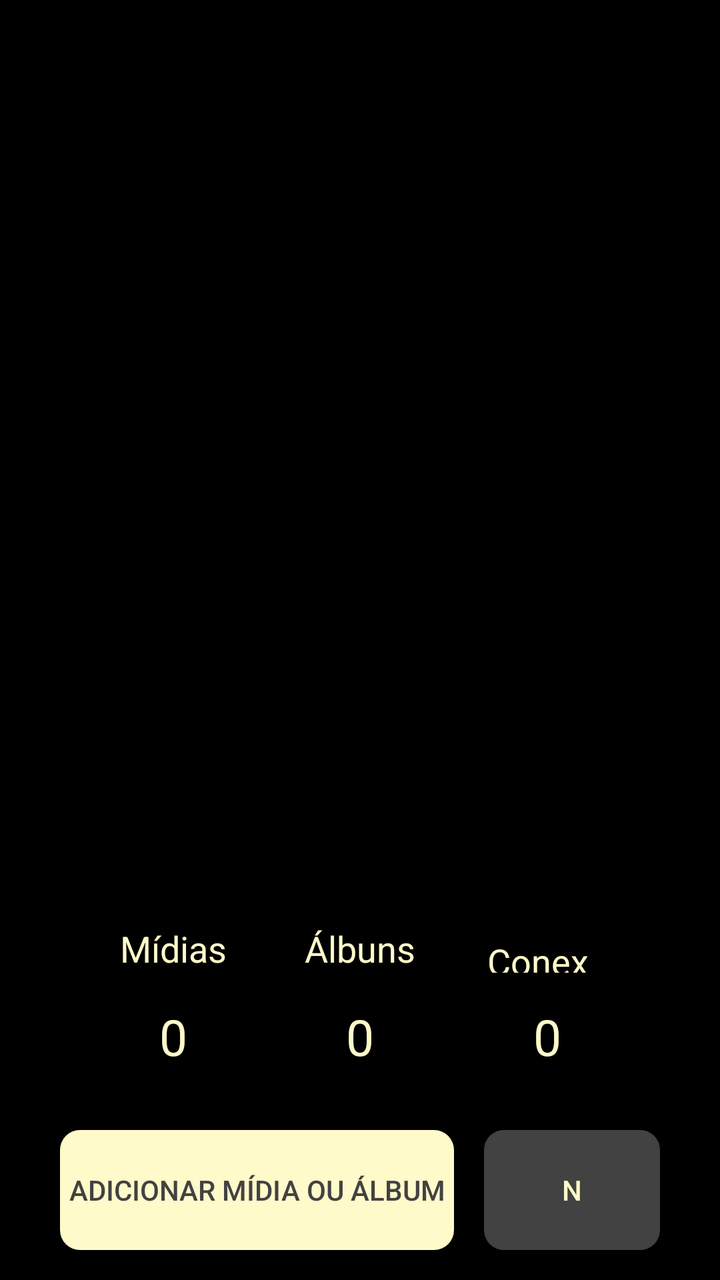
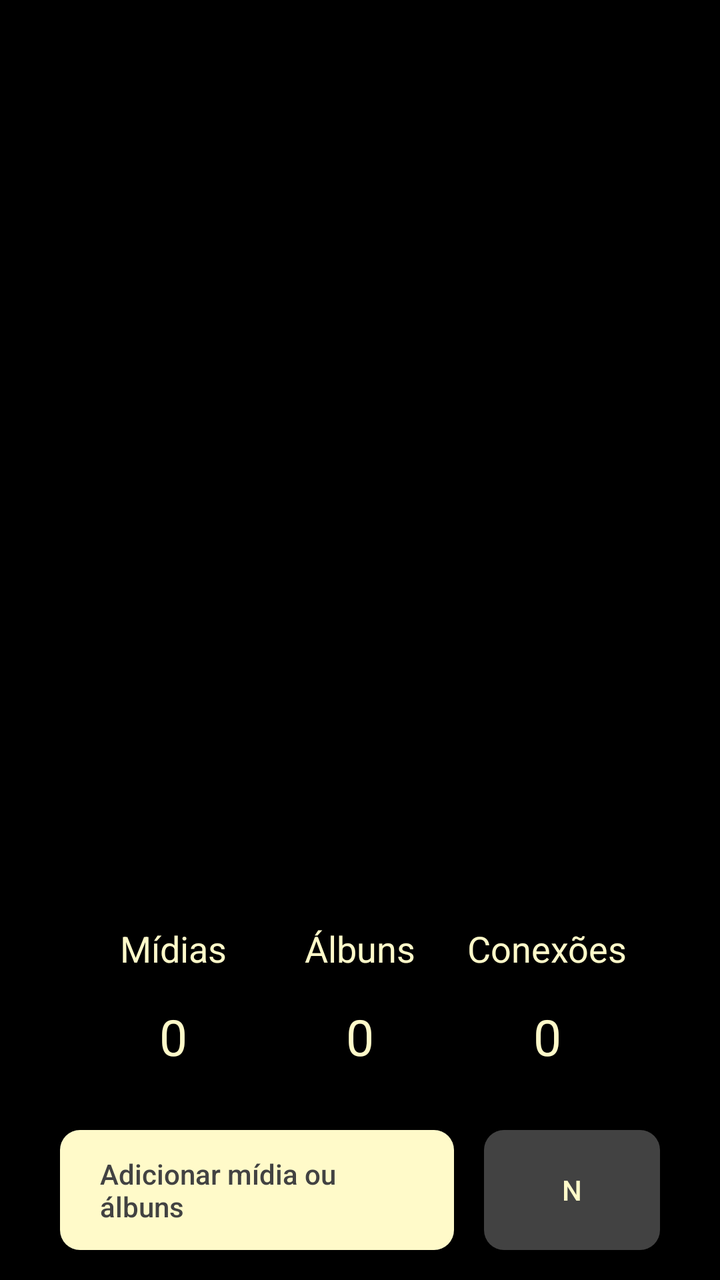

Screens rendered from an Android XML layout before and after an edit, with the pre-edit source and the edit as a unified diff.
<!-- AndroidManifest.xml: application theme Theme.Monaly -->
<!-- res/layout/fragment_feed.xml -->
<?xml version="1.0" encoding="utf-8"?>
<androidx.constraintlayout.widget.ConstraintLayout xmlns:android="http://schemas.android.com/apk/res/android"
    xmlns:app="http://schemas.android.com/apk/res-auto"
    xmlns:tools="http://schemas.android.com/tools"
    android:layout_width="match_parent"
    android:layout_height="match_parent"
    android:background="@color/black"
    tools:context=".ui.fragment.navegation.FeedFragment">

    <androidx.appcompat.widget.AppCompatButton
        android:id="@+id/buttonAdd"
        android:layout_width="0dp"
        android:layout_height="60dp"
        android:layout_marginStart="30dp"
        android:layout_marginEnd="15dp"
        android:layout_marginBottom="15dp"
        android:background="@drawable/drawable_background_button_bage_10_dp"
        android:text="Adicionar mídia ou álbum"
        android:textColor="@color/gray_dark"
        app:layout_constraintBottom_toBottomOf="parent"
        app:layout_constraintEnd_toStartOf="@+id/buttonNotification"
        app:layout_constraintStart_toStartOf="parent" />

    <androidx.appcompat.widget.AppCompatButton
        android:id="@+id/buttonNotification"
        android:layout_width="wrap_content"
        android:layout_height="60dp"
        android:layout_marginEnd="30dp"
        android:layout_marginBottom="15dp"
        android:background="@drawable/drawable_background_button_gray_dark_10_dp"
        android:text="N"
        android:textColor="@color/bage_neutral"
        app:layout_constraintBottom_toBottomOf="parent"
        app:layout_constraintEnd_toEndOf="parent" />

    <TextView
        android:id="@+id/textDefaultAlbun"
        android:layout_width="wrap_content"
        android:layout_height="wrap_content"
        android:layout_marginBottom="30dp"
        android:text="@string/feed__defaut_number"
        android:textColor="@color/bage_neutral"
        android:textSize="25dp"
        app:layout_constraintBottom_toTopOf="@+id/buttonAdd"
        app:layout_constraintEnd_toEndOf="parent"
        app:layout_constraintStart_toStartOf="parent" />

    <TextView
        android:id="@+id/textDefaultConection"
        android:layout_width="wrap_content"
        android:layout_height="wrap_content"
        android:layout_marginBottom="30dp"
        android:text="@string/feed__defaut_number"
        android:textColor="@color/bage_neutral"
        android:textSize="25dp"
        app:layout_constraintBottom_toTopOf="@+id/buttonNotification"
        app:layout_constraintEnd_toEndOf="parent"
        app:layout_constraintStart_toEndOf="@+id/textDefaultAlbun" />

    <TextView
        android:id="@+id/textDefaultMidia"
        android:layout_width="wrap_content"
        android:layout_height="wrap_content"
        android:layout_marginBottom="30dp"
        android:text="@string/feed__defaut_number"
        android:textColor="@color/bage_neutral"
        android:textSize="25dp"
        app:layout_constraintBottom_toTopOf="@+id/buttonAdd"
        app:layout_constraintEnd_toStartOf="@+id/textDefaultAlbun"
        app:layout_constraintStart_toStartOf="parent" />

    <TextView
        android:id="@+id/textTitleAlbun"
        android:layout_width="wrap_content"
        android:layout_height="wrap_content"
        android:layout_marginBottom="15dp"
        android:text="@string/feed_title_albuns"
        android:textColor="@color/bage_neutral"
        android:textSize="18dp"
        app:layout_constraintBottom_toTopOf="@+id/textDefaultAlbun"
        app:layout_constraintEnd_toEndOf="parent"
        app:layout_constraintStart_toStartOf="parent" />

    <TextView
        android:id="@+id/textTitleConection"
        android:layout_width="60dp"
        android:layout_height="18dp"
        android:layout_marginBottom="15dp"
        android:text="@string/feed_title_conections"
        android:textColor="@color/bage_neutral"
        android:textSize="18dp"
        app:layout_constraintBottom_toTopOf="@+id/textDefaultConection"
        app:layout_constraintEnd_toEndOf="@+id/textDefaultConection"
        app:layout_constraintStart_toStartOf="@+id/textDefaultConection" />

    <TextView
        android:id="@+id/textTitleMidia"
        android:layout_width="wrap_content"
        android:layout_height="wrap_content"
        android:layout_marginBottom="15dp"
        android:text="@string/feed_title_midia"
        android:textColor="@color/bage_neutral"
        android:textSize="18dp"
        app:layout_constraintBottom_toTopOf="@+id/textDefaultMidia"
        app:layout_constraintEnd_toEndOf="@+id/textDefaultMidia"
        app:layout_constraintStart_toStartOf="@+id/textDefaultMidia" />

</androidx.constraintlayout.widget.ConstraintLayout>
<!-- resources referenced by this layout -->
<resources>
  <color name="bage_neutral">#FFFAC9</color>
  <color name="black">#000000</color>
  <color name="gray_dark">#424242</color>
  <!-- drawable drawable_background_button_bage_10_dp (drawable) -->
  <?xml version="1.0" encoding="utf-8"?>
  <shape xmlns:android="http://schemas.android.com/apk/res/android">
  
      <solid android:color="@color/bage_neutral"/>
      <corners android:radius="10dp"/>
  
  </shape>
  <!-- drawable drawable_background_button_gray_dark_10_dp (drawable) -->
  <?xml version="1.0" encoding="utf-8"?>
  <shape xmlns:android="http://schemas.android.com/apk/res/android">
  
      <corners android:radius="10dp"/>
      <solid android:color="@color/gray_dark"/>
  
  </shape>
  <string name="feed__defaut_number">0</string>
  <string name="feed_title_albuns">Álbuns</string>
  <string name="feed_title_conections">Conexões</string>
  <string name="feed_title_midia">Mídias</string>
  <style name="Theme.Monaly" parent="Base.Theme.Monaly" />
  <style name="Base.Theme.Monaly" parent="Theme.Material3.DayNight.NoActionBar">
  
  
          
          
  
  
          
          <item name="android:navigationBarColor">@color/black</item>
  
  
      </style>
</resources>

<!-- the commit's change to res/layout/fragment_feed.xml (unified diff, before → after) -->
@@ -15,8 +15,12 @@
         android:layout_marginEnd="15dp"
         android:layout_marginBottom="15dp"
         android:background="@drawable/drawable_background_button_bage_10_dp"
-        android:text="Adicionar mídia ou álbum"
+        android:text="@string/feed_button_to_add"
         android:textColor="@color/gray_dark"
+        android:textAllCaps="false"
+        android:gravity="start|center_vertical"
+        android:paddingStart="20dp"
+        android:paddingEnd="20dp"
         app:layout_constraintBottom_toBottomOf="parent"
         app:layout_constraintEnd_toStartOf="@+id/buttonNotification"
         app:layout_constraintStart_toStartOf="parent" />
@@ -83,8 +87,8 @@
 
     <TextView
         android:id="@+id/textTitleConection"
-        android:layout_width="60dp"
-        android:layout_height="18dp"
+        android:layout_width="wrap_content"
+        android:layout_height="wrap_content"
         android:layout_marginBottom="15dp"
         android:text="@string/feed_title_conections"
         android:textColor="@color/bage_neutral"
<!-- resource entries referenced after the edit -->
@@ -20,6 +20,7 @@
   
   </shape>
   <string name="feed__defaut_number">0</string>
+  <string name="feed_button_to_add">Adicionar mídia ou álbuns</string>
   <string name="feed_title_albuns">Álbuns</string>
   <string name="feed_title_conections">Conexões</string>
   <string name="feed_title_midia">Mídias</string>
